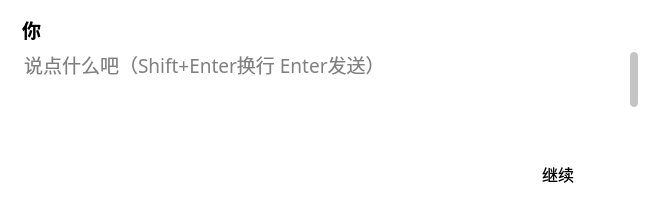
This is ui/chatdialog/chatdialog.ui in qiuye-zhou/AkiDesk as Qt 5 draws it before an edit. The edited form follows.
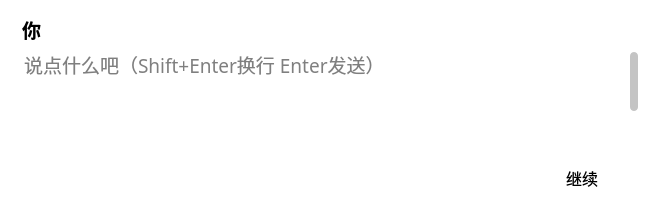
This is the edited form.

Commit message: fix：窗口边框问题

Patch:
```diff
--- a/ui/chatdialog/chatdialog.ui
+++ b/ui/chatdialog/chatdialog.ui
@@ -25,6 +25,7 @@
   <property name="styleSheet">
    <string notr="true">* {
     background: transparent;
+    border: none;
 }</string>
   </property>
   <layout class="QGridLayout" name="gridLayout">
```
The commit also changes 2 other files.
